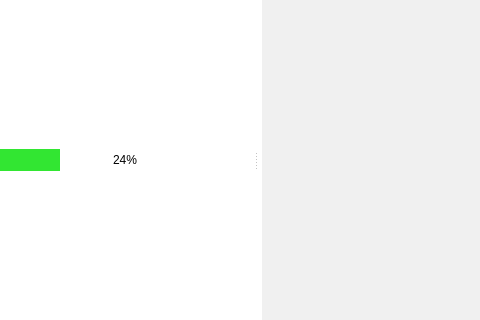
Old version of the form MainWindow.ui in the repository kacerpetr/QRssReader; both pictures show x 0 to 480 and y 105 to 425 of the 949 by 530 pixel window.
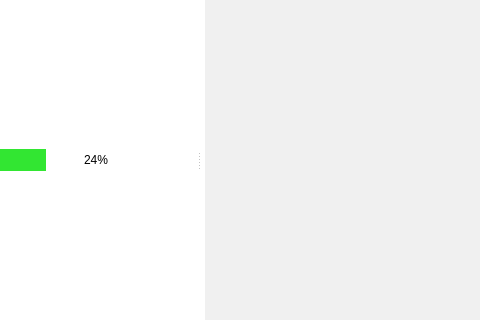
New version of the form. Icons and pictures are not drawn.

Patch:
```diff
--- a/MainWindow.ui
+++ b/MainWindow.ui
@@ -62,9 +62,6 @@
     </property>
     <item>
      <widget class="QSplitter" name="splitter">
-      <property name="styleSheet">
-       <string notr="true"/>
-      </property>
       <property name="lineWidth">
        <number>0</number>
       </property>
@@ -79,8 +76,8 @@
       </property>
       <widget class="QFrame" name="frame1">
        <property name="sizePolicy">
-        <sizepolicy hsizetype="Preferred" vsizetype="Preferred">
-         <horstretch>7</horstretch>
+        <sizepolicy hsizetype="Expanding" vsizetype="Preferred">
+         <horstretch>0</horstretch>
          <verstretch>0</verstretch>
         </sizepolicy>
        </property>
@@ -123,8 +120,8 @@
       </widget>
       <widget class="QFrame" name="frame2">
        <property name="sizePolicy">
-        <sizepolicy hsizetype="Preferred" vsizetype="Preferred">
-         <horstretch>5</horstretch>
+        <sizepolicy hsizetype="Expanding" vsizetype="Preferred">
+         <horstretch>0</horstretch>
          <verstretch>0</verstretch>
         </sizepolicy>
        </property>
@@ -157,7 +154,7 @@
          <widget class="QStackedWidget" name="newsListStack">
           <property name="sizePolicy">
            <sizepolicy hsizetype="Preferred" vsizetype="Preferred">
-            <horstretch>1</horstretch>
+            <horstretch>0</horstretch>
             <verstretch>0</verstretch>
            </sizepolicy>
           </property>
```
Left out of the diff: 36 changed lines with no effect on the pictures.
